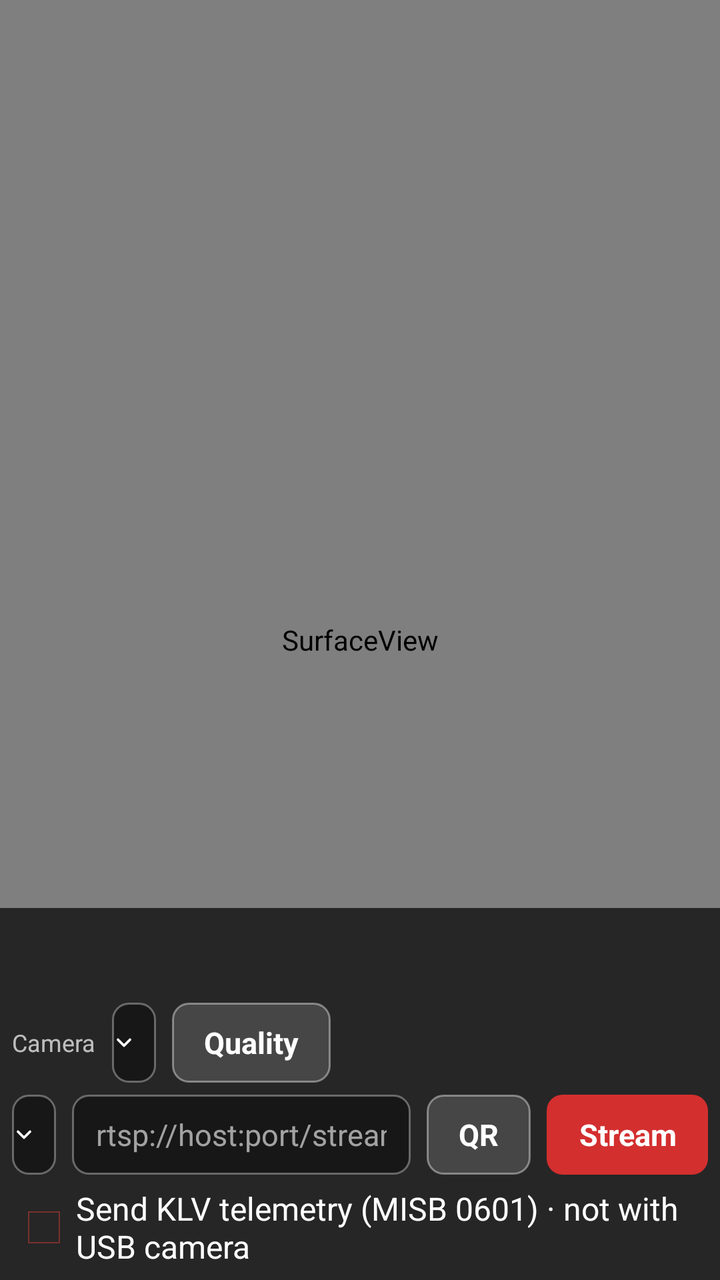
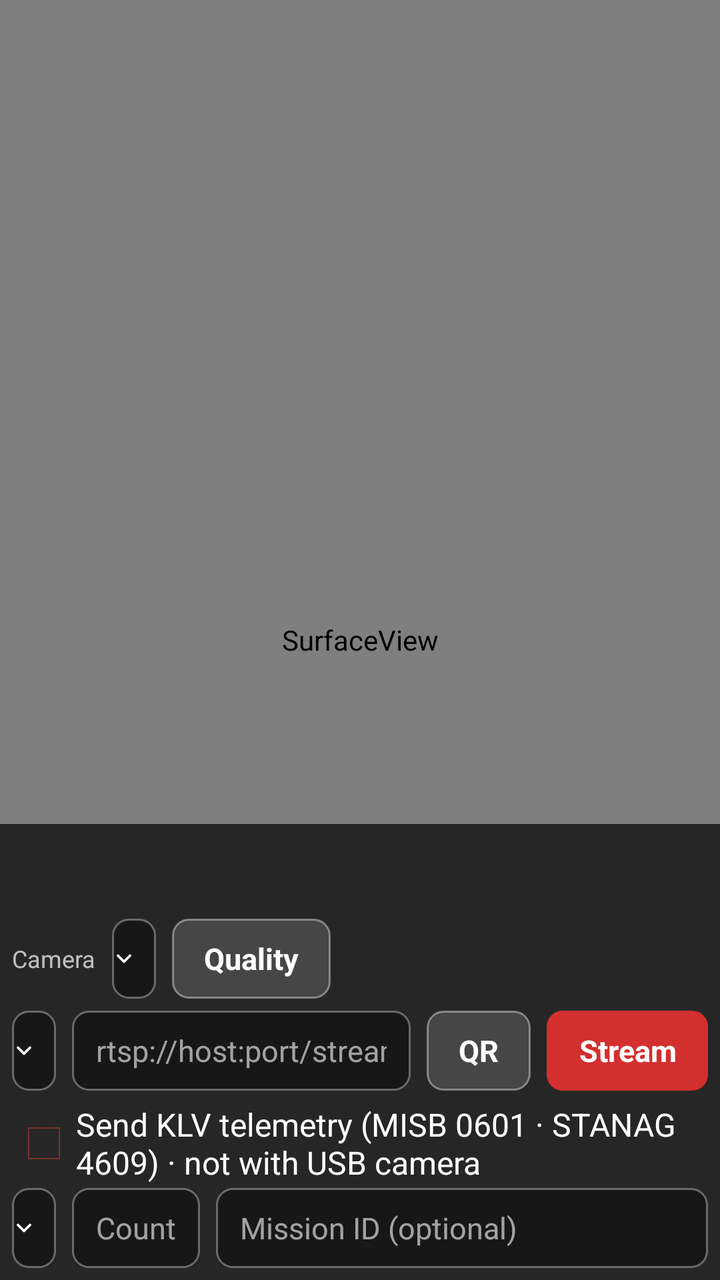

Before-and-after screenshots of an Android layout around one commit, followed by the original layout XML and the change that was made.
<!-- AndroidManifest.xml: application theme AppTheme -->
<!-- res/layout/main_layout.xml -->
<?xml version="1.0" encoding="utf-8"?>
<FrameLayout xmlns:android="http://schemas.android.com/apk/res/android"
    android:layout_width="match_parent"
    android:layout_height="match_parent">

    
    <SurfaceView
        android:id="@+id/preview_view"
        android:layout_width="match_parent"
        android:layout_height="match_parent" />

    
    <ScrollView
        android:layout_width="match_parent"
        android:layout_height="wrap_content"
        android:layout_gravity="bottom">

    <LinearLayout
        android:layout_width="match_parent"
        android:layout_height="wrap_content"
        android:orientation="vertical"
        android:background="#B3000000"
        android:padding="@dimen/auto_margin">

        <TextView
            android:id="@+id/status_text"
            android:layout_width="match_parent"
            android:layout_height="wrap_content"
            android:textColor="@color/status_neutral"
            android:textStyle="bold"
            android:paddingBottom="2dp" />

        
        <TextView
            android:id="@+id/mode_text"
            style="@style/IcuNgCaption"
            android:layout_width="match_parent"
            android:layout_height="wrap_content"
            android:paddingBottom="4dp" />

        
        <LinearLayout
            android:id="@+id/main_page"
            android:layout_width="match_parent"
            android:layout_height="wrap_content"
            android:orientation="vertical">

            <LinearLayout
                android:layout_width="match_parent"
                android:layout_height="wrap_content"
                android:orientation="horizontal">

                <TextView
                    android:layout_width="wrap_content"
                    android:layout_height="wrap_content"
                    android:layout_gravity="center_vertical"
                    android:text="@string/camera_caption"
                    style="@style/IcuNgCaption" />

                <Spinner
                    android:id="@+id/camera_spinner"
                    android:layout_width="wrap_content"
                    android:layout_height="wrap_content"
                    android:layout_marginStart="8dp"
                    style="@style/IcuNgSpinner" />

                <Button
                    android:id="@+id/quality_button"
                    android:layout_width="wrap_content"
                    android:layout_height="wrap_content"
                    android:layout_marginStart="8dp"
                    android:text="@string/quality_button"
                    style="@style/IcuNgButton.Secondary" />

            </LinearLayout>

            <LinearLayout
                android:layout_width="match_parent"
                android:layout_height="wrap_content"
                android:layout_marginTop="@dimen/auto_margin"
                android:orientation="horizontal">

                <Spinner
                    android:id="@+id/protocol_spinner"
                    android:layout_width="wrap_content"
                    android:layout_height="wrap_content"
                    style="@style/IcuNgSpinner" />

                <EditText
                    android:id="@+id/rtsp_url_input"
                    android:layout_width="0dp"
                    android:layout_height="wrap_content"
                    android:layout_weight="1"
                    android:layout_marginStart="8dp"
                    android:inputType="textUri"
                    android:hint="@string/url_hint"
                    style="@style/IcuNgField" />

                <Button
                    android:id="@+id/qr_button"
                    android:layout_width="wrap_content"
                    android:layout_height="wrap_content"
                    android:layout_marginStart="8dp"
                    android:text="@string/qr_button"
                    style="@style/IcuNgButton.Secondary" />

                <Button
                    android:id="@+id/stream_toggle_button"
                    android:layout_width="wrap_content"
                    android:layout_height="wrap_content"
                    android:layout_marginStart="8dp"
                    android:text="@string/start_stream"
                    style="@style/IcuNgButton.Primary" />

            </LinearLayout>

            <CheckBox
                android:id="@+id/klv_checkbox"
                android:layout_width="match_parent"
                android:layout_height="wrap_content"
                android:layout_marginTop="@dimen/auto_margin"
                android:text="@string/klv_checkbox"
                style="@style/IcuNgCheckBox" />

            <CheckBox
                android:id="@+id/trust_all_certs_checkbox"
                android:layout_width="match_parent"
                android:layout_height="wrap_content"
                android:layout_marginTop="@dimen/auto_margin"
                android:text="@string/trust_all_certs"
                style="@style/IcuNgCheckBox"
                android:visibility="gone" />

            <LinearLayout
                android:id="@+id/srt_encryption_row"
                android:layout_width="match_parent"
                android:layout_height="wrap_content"
                android:layout_marginTop="@dimen/auto_margin"
                android:orientation="vertical"
                android:visibility="gone">

                <TextView
                    android:layout_width="match_parent"
                    android:layout_height="wrap_content"
                    android:text="@string/srt_passphrase_caption"
                    style="@style/IcuNgCaption" />

                <LinearLayout
                    android:layout_width="match_parent"
                    android:layout_height="wrap_content"
                    android:layout_marginTop="2dp"
                    android:orientation="horizontal">

                    <EditText
                        android:id="@+id/srt_passphrase_input"
                        android:layout_width="0dp"
                        android:layout_height="wrap_content"
                        android:layout_weight="1"
                        android:inputType="textPassword"
                        android:hint="@string/srt_passphrase_hint"
                        style="@style/IcuNgField" />

                    <TextView
                        android:layout_width="wrap_content"
                        android:layout_height="wrap_content"
                        android:layout_marginStart="8dp"
                        android:layout_gravity="center_vertical"
                        android:text="@string/srt_encryption_caption"
                        style="@style/IcuNgCaption" />

                    <Spinner
                        android:id="@+id/srt_encryption_spinner"
                        android:layout_width="wrap_content"
                        android:layout_height="wrap_content"
                        android:layout_marginStart="8dp"
                        style="@style/IcuNgSpinner" />

                </LinearLayout>

            </LinearLayout>

        </LinearLayout>

        
        <LinearLayout
            android:id="@+id/quality_page"
            android:layout_width="match_parent"
            android:layout_height="wrap_content"
            android:orientation="vertical"
            android:visibility="gone">

            
            <LinearLayout
                android:layout_width="match_parent"
                android:layout_height="wrap_content"
                android:orientation="horizontal"
                android:gravity="center_vertical">

                <Button
                    android:id="@+id/quality_back_button"
                    android:layout_width="wrap_content"
                    android:layout_height="wrap_content"
                    android:text="@string/back_button"
                    style="@style/IcuNgButton.Secondary" />

                <TextView
                    android:layout_width="wrap_content"
                    android:layout_height="wrap_content"
                    android:layout_marginStart="12dp"
                    android:text="@string/quality_title"
                    android:textColor="#FFFFFF"
                    android:textSize="15sp"
                    android:textStyle="bold" />

            </LinearLayout>

            
            <LinearLayout
                android:layout_width="match_parent"
                android:layout_height="wrap_content"
                android:layout_marginTop="@dimen/auto_margin"
                android:orientation="horizontal"
                android:gravity="center_vertical">

                <TextView
                    android:layout_width="wrap_content"
                    android:layout_height="wrap_content"
                    android:text="@string/codec_caption"
                    style="@style/IcuNgCaption" />

                <Spinner
                    android:id="@+id/codec_spinner"
                    android:layout_width="wrap_content"
                    android:layout_height="wrap_content"
                    android:layout_marginStart="6dp"
                    style="@style/IcuNgSpinner" />

                <TextView
                    android:layout_width="wrap_content"
                    android:layout_height="wrap_content"
                    android:layout_marginStart="12dp"
                    android:text="@string/resolution_caption"
                    style="@style/IcuNgCaption" />

                <Spinner
                    android:id="@+id/resolution_spinner"
                    android:layout_width="wrap_content"
                    android:layout_height="wrap_content"
                    android:layout_marginStart="6dp"
                    style="@style/IcuNgSpinner" />

            </LinearLayout>

            
            <LinearLayout
                android:layout_width="match_parent"
                android:layout_height="wrap_content"
                android:layout_marginTop="8dp"
                android:orientation="horizontal"
                android:gravity="center_vertical">

                <TextView
                    android:layout_width="wrap_content"
                    android:layout_height="wrap_content"
                    android:text="@string/fps_caption"
                    style="@style/IcuNgCaption" />

                <Spinner
                    android:id="@+id/fps_spinner"
                    android:layout_width="wrap_content"
                    android:layout_height="wrap_content"
                    android:layout_marginStart="6dp"
                    style="@style/IcuNgSpinner" />

                <TextView
                    android:layout_width="wrap_content"
                    android:layout_height="wrap_content"
                    android:layout_marginStart="12dp"
                    android:text="@string/bitrate_caption"
                    style="@style/IcuNgCaption" />

                <Spinner
                    android:id="@+id/bitrate_spinner"
                    android:layout_width="wrap_content"
                    android:layout_height="wrap_content"
                    android:layout_marginStart="6dp"
                    style="@style/IcuNgSpinner" />

            </LinearLayout>

            <CheckBox
                android:id="@+id/adaptive_bitrate_checkbox"
                android:layout_width="match_parent"
                android:layout_height="wrap_content"
                android:layout_marginTop="8dp"
                android:text="@string/adaptive_bitrate_checkbox"
                style="@style/IcuNgCheckBox" />

            <CheckBox
                android:id="@+id/microphone_checkbox"
                android:layout_width="match_parent"
                android:layout_height="wrap_content"
                android:layout_marginTop="4dp"
                android:text="@string/microphone_checkbox"
                style="@style/IcuNgCheckBox" />

            <TextView
                android:layout_width="match_parent"
                android:layout_height="wrap_content"
                android:layout_marginTop="6dp"
                android:text="@string/quality_note"
                style="@style/IcuNgCaption" />

        </LinearLayout>

    </LinearLayout>

    </ScrollView>

</FrameLayout>
<!-- resources referenced by this layout -->
<resources>
  <color name="status_neutral">@color/white</color>
  <dimen name="auto_margin">6dp</dimen>
  <string name="adaptive_bitrate_checkbox">Adaptive bitrate (reduces if network is constrained)</string>
  <string name="back_button">← Back</string>
  <string name="bitrate_caption">Bitrate</string>
  <string name="camera_caption">Camera</string>
  <string name="codec_caption">Codec</string>
  <string name="fps_caption">FPS</string>
  <string name="klv_checkbox">Send KLV telemetry (MISB 0601) · not with USB camera</string>
  <string name="microphone_checkbox">Microphone</string>
  <string name="qr_button" translatable="false">QR</string>
  <string name="quality_button">Quality</string>
  <string name="quality_note">Resolution, fps and codec apply when streaming starts; bitrate and microphone, immediately.</string>
  <string name="quality_title">Quality Settings</string>
  <string name="resolution_caption">Resolution</string>
  <string name="srt_encryption_caption">Encryption</string>
  <string name="srt_passphrase_caption">10-79 characters · empty = unencrypted</string>
  <string name="srt_passphrase_hint">SRT passphrase</string>
  <string name="start_stream">Stream</string>
  <string name="trust_all_certs">Trust all certificates (testing/LAN only)</string>
  <string name="url_hint">rtsp://host:port/stream</string>
  <style name="IcuNgButton.Primary">
          <item name="android:background">@drawable/btn_primary</item>
      </style>
  <style name="IcuNgButton.Secondary">
          <item name="android:background">@drawable/btn_secondary</item>
      </style>
  <style name="IcuNgCaption">
          <item name="android:textColor">#B3FFFFFF</item>
          <item name="android:textSize">12sp</item>
      </style>
  <style name="IcuNgCheckBox" parent="@android:style/Widget.CompoundButton.CheckBox">
          <item name="android:textColor">#FFFFFF</item>
          <item name="android:buttonTint">#F44336</item>
      </style>
  <style name="IcuNgSpinner" parent="@android:style/Widget.Spinner">
          <item name="android:background">@drawable/spinner_bg</item>
          <item name="android:minHeight">40dp</item>
          <item name="android:paddingLeft">4dp</item>
          <item name="android:paddingRight">28dp</item>
          <item name="android:spinnerMode">dropdown</item>
          <item name="android:popupBackground">#EEEEEE</item>
      </style>
  <color name="white">#ffffff</color>
  <!-- drawable spinner_bg (drawable) -->
  <?xml version="1.0" encoding="utf-8"?>
  <layer-list xmlns:android="http://schemas.android.com/apk/res/android"
      xmlns:tools="http://schemas.android.com/tools"
      tools:targetApi="23">
      <item android:drawable="@drawable/field_bg" />
      <item
          android:drawable="@drawable/ic_chevron"
          android:gravity="end|center_vertical"
          android:right="10dp" />
  </layer-list>
  <style name="ATAKSpinner" parent="@android:style/Widget.Spinner">
          <item name="android:spinnerMode">dialog</item>
      </style>
  <style name="ATAKSpinnerItem">
          <item name="android:textColor">@android:color/white</item>
          <item name="android:dropDownVerticalOffset">0dip</item>
          <item name="android:dropDownHorizontalOffset">0dip</item>
          <item name="android:dropDownWidth">wrap_content</item>
          <item name="android:gravity">left|center_vertical</item>
      </style>
  <style name="ATAKEditText" parent="@android:style/Widget.EditText">
          
          
  
          
          <item name="android:imeOptions">flagNoFullscreen</item>
      </style>
  <!-- unchanged entries left out for length: 6 -->
</resources>

<!-- the commit's change to res/layout/main_layout.xml (unified diff, before → after) -->
@@ -121,6 +121,44 @@
                 android:layout_marginTop="@dimen/auto_margin"
                 android:text="@string/klv_checkbox"
                 style="@style/IcuNgCheckBox" />
+
+            
+            <LinearLayout
+                android:id="@+id/klv_marking_row"
+                android:layout_width="match_parent"
+                android:layout_height="wrap_content"
+                android:layout_marginTop="2dp"
+                android:orientation="horizontal"
+                android:gravity="center_vertical">
+
+                <Spinner
+                    android:id="@+id/klv_classification_spinner"
+                    android:layout_width="wrap_content"
+                    android:layout_height="wrap_content"
+                    style="@style/IcuNgSpinner" />
+
+                <EditText
+                    android:id="@+id/klv_country_input"
+                    android:layout_width="64dp"
+                    android:layout_height="wrap_content"
+                    android:layout_marginStart="8dp"
+                    android:inputType="textCapCharacters|textNoSuggestions"
+                    android:maxLength="3"
+                    android:hint="@string/klv_country_hint"
+                    style="@style/IcuNgField" />
+
+                <EditText
+                    android:id="@+id/klv_mission_input"
+                    android:layout_width="0dp"
+                    android:layout_height="wrap_content"
+                    android:layout_weight="1"
+                    android:layout_marginStart="8dp"
+                    android:inputType="text|textNoSuggestions"
+                    android:maxLength="64"
+                    android:hint="@string/klv_mission_hint"
+                    style="@style/IcuNgField" />
+
+            </LinearLayout>
 
             <CheckBox
                 android:id="@+id/trust_all_certs_checkbox"
<!-- resource entries referenced after the edit -->
@@ -8,7 +8,9 @@
   <string name="camera_caption">Camera</string>
   <string name="codec_caption">Codec</string>
   <string name="fps_caption">FPS</string>
-  <string name="klv_checkbox">Send KLV telemetry (MISB 0601) · not with USB camera</string>
+  <string name="klv_checkbox">Send KLV telemetry (MISB 0601 · STANAG 4609) · not with USB camera</string>
+  <string name="klv_country_hint">Country</string>
+  <string name="klv_mission_hint">Mission ID (optional)</string>
   <string name="microphone_checkbox">Microphone</string>
   <string name="qr_button" translatable="false">QR</string>
   <string name="quality_button">Quality</string>
